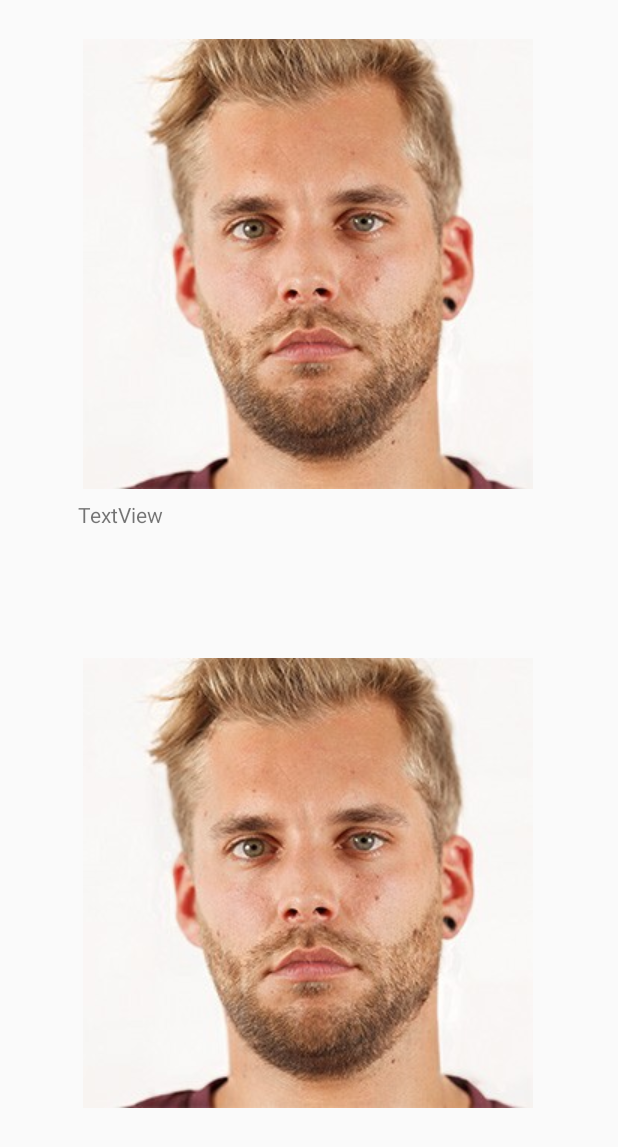
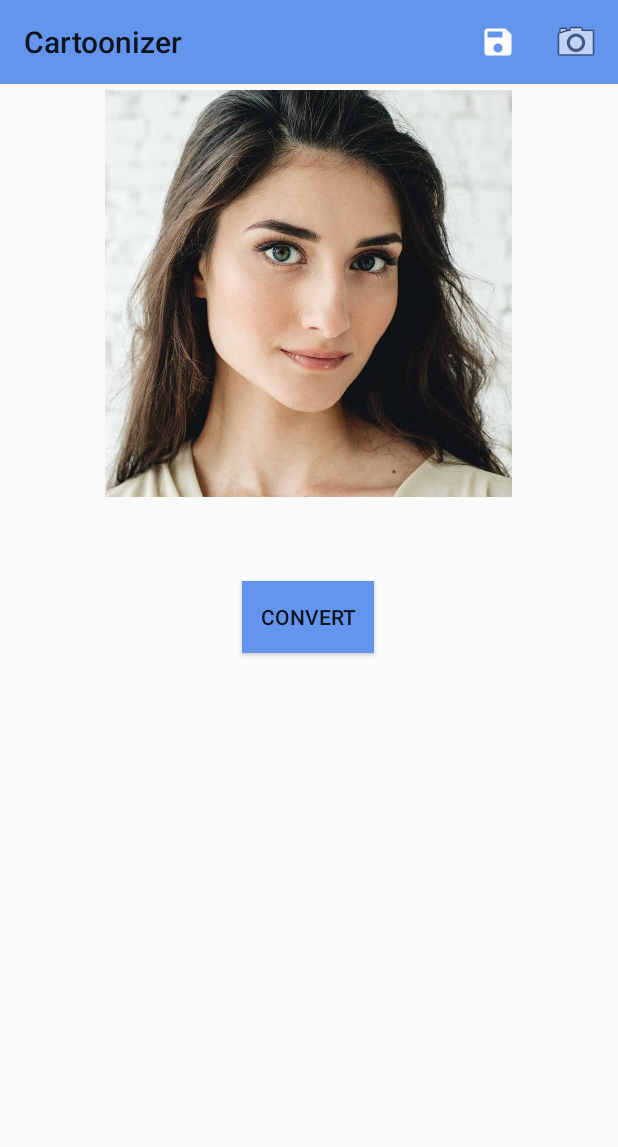
Before and after one commit to NDCHIRO/Cartoonizer, an Android app: the StyleGAN2CartoonActivity screen opened directly, with no data from a screen before it, on a phone screen of 412 x 824 dp. Shown: the top 1147 px of the screen. Run offline under Robolectric (Android 15) with nearby library versions, the light colour scheme and no system bars.

Commit message:
styleGAN2 completed

```diff
--- a/app/src/main/java/com/mzm/sample/cartoongan/SignUpActivity.java
+++ b/app/src/main/java/com/mzm/sample/cartoongan/SignUpActivity.java
@@ -99,7 +99,7 @@ public class SignUpActivity extends AppCompatActivity {
             public void onComplete(@NonNull Task<AuthResult> task) {
                 if(task.isSuccessful()){
                     Toast.makeText(SignUpActivity.this,"Successfully registered",Toast.LENGTH_LONG).show();
-                    Intent intent=new Intent(SignUpActivity.this, DashboardActivity.class);
+                    Intent intent=new Intent(SignUpActivity.this, SignInActivity.class);
                     startActivity(intent);
                     finish();
                 }
--- a/app/src/main/java/com/mzm/sample/cartoongan/filters/camerafilter/filter/AsciiArtFilter.java
+++ b/app/src/main/java/com/mzm/sample/cartoongan/filters/camerafilter/filter/AsciiArtFilter.java
@@ -21,9 +21,6 @@ import android.opengl.GLES20;
 import com.mzm.sample.cartoongan.R;
 import com.mzm.sample.cartoongan.filters.camerafilter.MyGLUtils;
 
-/**
- * @author nekocode (nekocode.cn@gmail.com)
- */
 public class AsciiArtFilter extends CameraFilter {
     private int program;
 
--- a/app/src/main/java/com/mzm/sample/cartoongan/filters/camerafilter/filter/EdgeDetectionFilter.java
+++ b/app/src/main/java/com/mzm/sample/cartoongan/filters/camerafilter/filter/EdgeDetectionFilter.java
@@ -21,9 +21,7 @@ import android.opengl.GLES20;
 import com.mzm.sample.cartoongan.R;
 import com.mzm.sample.cartoongan.filters.camerafilter.MyGLUtils;
 
-/**
- * @author nekocode (nekocode.cn@gmail.com)
- */
+
 public class EdgeDetectionFilter extends CameraFilter {
     private int program;
 
--- a/app/src/main/res/layout/activity_sign_up.xml
+++ b/app/src/main/res/layout/activity_sign_up.xml
@@ -124,7 +124,7 @@
             android:layout_height="wrap_content"
             android:layout_marginLeft="10dp"
             android:text="Sign In"
-            android:textColor="#ffffff"
+            android:textColor="#2196F3"
             android:textSize="20dp"
             android:textStyle="bold" />
 
--- a/app/src/main/res/layout/activity_style_g_a_n2_cartoon.xml
+++ b/app/src/main/res/layout/activity_style_g_a_n2_cartoon.xml
@@ -6,43 +6,62 @@
     android:layout_height="match_parent"
     tools:context=".StyleGAN2CartoonActivity">
 
+    <androidx.appcompat.widget.Toolbar
+        android:id="@+id/toolbar4"
+        android:layout_width="match_parent"
+        android:layout_height="wrap_content"
+        android:background="@color/CornflowerBlue"
+        android:minHeight="?attr/actionBarSize"
+        android:theme="?attr/actionBarTheme"
+        app:layout_constraintEnd_toEndOf="parent"
+        app:layout_constraintStart_toStartOf="parent"
+        app:layout_constraintTop_toTopOf="parent" />
+
     <ImageView
         android:id="@+id/styleGAN2ImageView"
-        android:layout_width="wrap_content"
-        android:layout_height="wrap_content"
+        android:layout_width="310dp"
+        android:layout_height="295dp"
         app:layout_constraintBottom_toBottomOf="parent"
         app:layout_constraintEnd_toEndOf="parent"
         app:layout_constraintHorizontal_bias="0.495"
         app:layout_constraintStart_toStartOf="parent"
         app:layout_constraintTop_toTopOf="parent"
-        app:layout_constraintVertical_bias="0.837"
-        app:srcCompat="@drawable/high_res_face" />
+        app:layout_constraintVertical_bias="0.912" />
 
     <ImageView
         android:id="@+id/realFaceImageView"
-        android:layout_width="wrap_content"
-        android:layout_height="wrap_content"
-        android:layout_marginTop="26dp"
-        android:layout_marginBottom="7dp"
-        app:layout_constraintBottom_toTopOf="@+id/textView2"
+        android:layout_width="300dp"
+        android:layout_height="271dp"
+        android:layout_marginTop="60dp"
         app:layout_constraintEnd_toEndOf="parent"
         app:layout_constraintHorizontal_bias="0.495"
         app:layout_constraintStart_toStartOf="parent"
         app:layout_constraintTop_toTopOf="parent"
-        app:layout_constraintVertical_bias="0.06"
-        app:srcCompat="@drawable/high_res_face" />
+        app:srcCompat="@drawable/fhd_face" />
 
-    <TextView
-        android:id="@+id/textView2"
-        android:layout_width="0dp"
-        android:layout_height="0dp"
-        android:layout_marginStart="52dp"
-        android:layout_marginEnd="52dp"
-        android:layout_marginBottom="379dp"
-        android:text="TextView"
+    <Button
+        android:id="@+id/btnToonify"
+        android:layout_width="wrap_content"
+        android:layout_height="wrap_content"
+        android:background="@color/CornflowerBlue"
+        android:text="convert"
         app:layout_constraintBottom_toBottomOf="parent"
         app:layout_constraintEnd_toEndOf="parent"
+        app:layout_constraintHorizontal_bias="0.498"
         app:layout_constraintStart_toStartOf="parent"
-        app:layout_constraintTop_toBottomOf="@+id/realFaceImageView" />
+        app:layout_constraintTop_toTopOf="parent"
+        app:layout_constraintVertical_bias="0.499" />
+
+    <ProgressBar
+        android:id="@+id/progressBar"
+        style="?android:attr/progressBarStyle"
+        android:layout_width="119dp"
+        android:layout_height="121dp"
+        app:layout_constraintBottom_toBottomOf="parent"
+        app:layout_constraintEnd_toEndOf="parent"
+        app:layout_constraintHorizontal_bias="0.56"
+        app:layout_constraintStart_toStartOf="parent"
+        app:layout_constraintTop_toTopOf="parent"
+        app:layout_constraintVertical_bias="0.78" />
 
 </androidx.constraintlayout.widget.ConstraintLayout>
--- /dev/null
+++ b/app/src/main/res/menu/style_gan_2_menu.xml
@@ -0,0 +1,24 @@
+<?xml version="1.0" encoding="utf-8"?>
+<menu xmlns:android="http://schemas.android.com/apk/res/android"
+    xmlns:app="http://schemas.android.com/apk/res-auto">
+    <item
+        android:id="@+id/action_save"
+        android:icon="@drawable/ic_save"
+        android:title="Save"
+        app:showAsAction="always"
+        android:visible="true"/>
+    <item
+        android:id="@+id/action_share"
+        android:icon="@drawable/ic_share"
+        android:title="share"
+        app:showAsAction="always"
+        android:visible="false"/>
+
+    <item
+        android:id="@+id/camera_image"
+        android:enabled="false"
+        android:icon="@android:drawable/ic_menu_camera"
+        android:title="camera"
+        android:visible="true"
+        app:showAsAction="always" />
+</menu>
```
Also changed, not shown: app/src/main/java/com/mzm/sample/cartoongan/DashboardActivity.java (+14 -4 lines), app/src/main/java/com/mzm/sample/cartoongan/StyleGAN2CartoonActivity.java (+133 -3 lines), app/src/main/java/com/mzm/sample/cartoongan/style_transfer/StyleTansferActivity.java (+28 -9 lines), app/src/main/res/layout/activity_dashboard.xml (+14 -3 lines), app/src/main/res/drawable/fhd_face.jpg (added), app/src/main/res/drawable/logout.png (added), app/src/main/res/drawable/logout2.png (added), app/src/main/res/drawable/output_fhd.jpg (added), app/src/main/res/drawable/toonifyw130.png (added).
